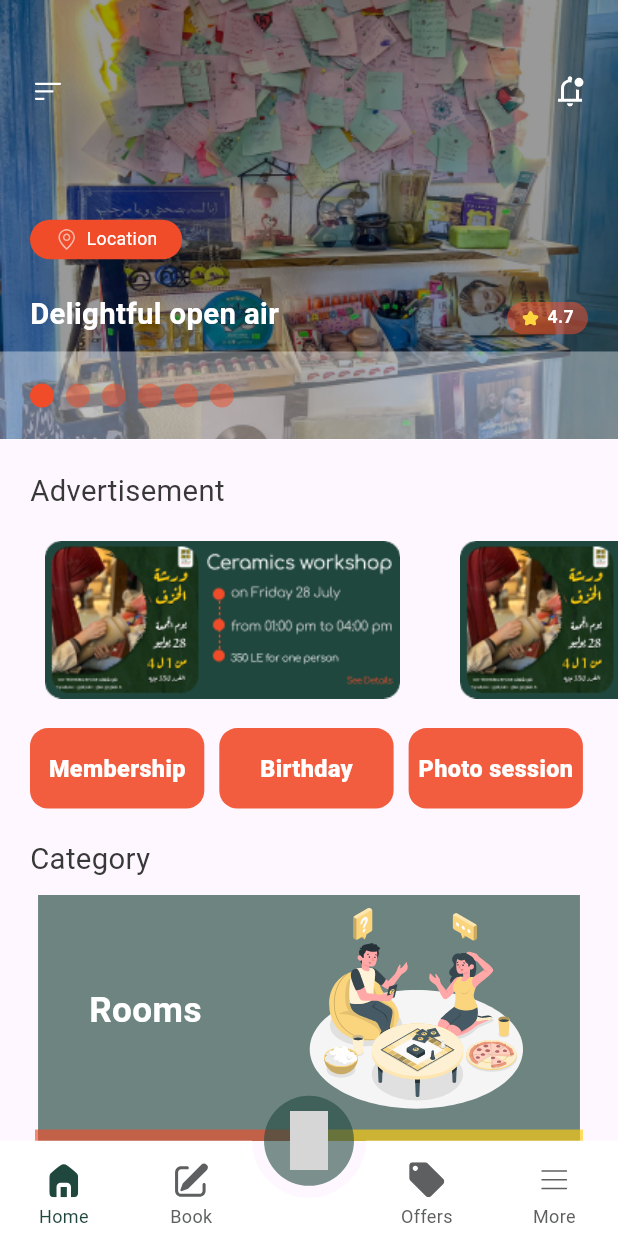
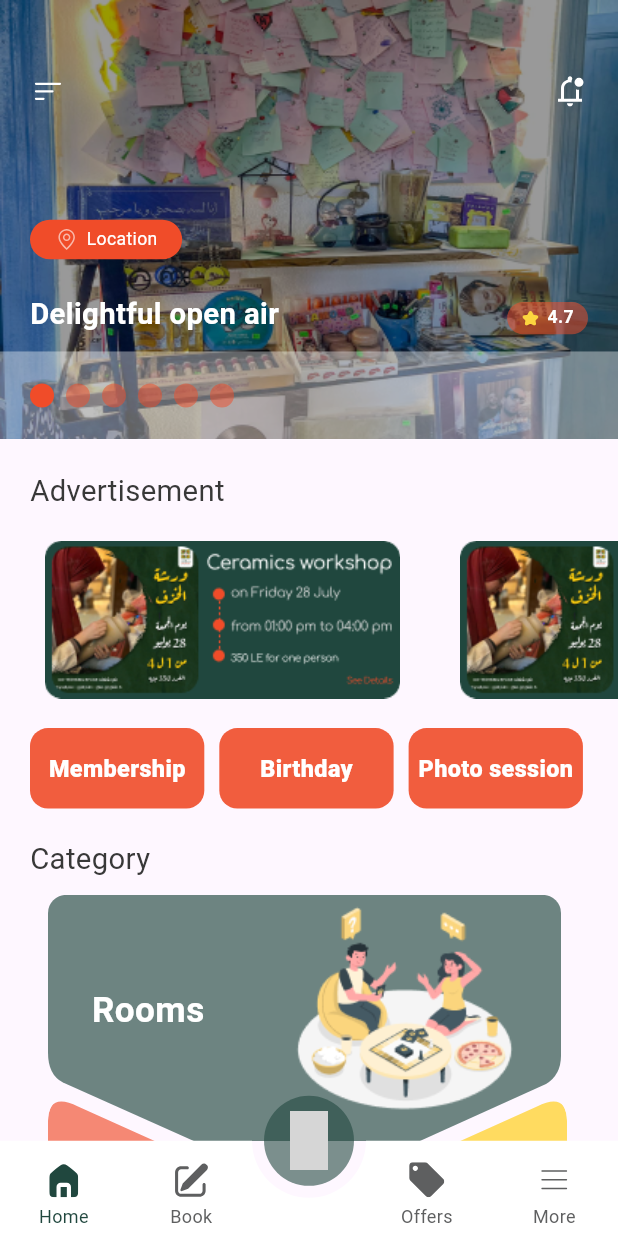
Before and after one commit to KarimAshraf-eng/shagafZag, a Flutter app: the HomeView screen opened by its route, on a phone screen of 412 x 824 dp. Run offline on Flutter 3.47's test engine with Material 3 defaults, Android fonts, the phone set to English and light mode, and no system bars; drawn by our look-alikes of animated_bottom_navigation_bar, carousel_slider, smooth_page_indicator; our stand-ins replace flutter_map, flutter_screenutil, flutter_svg, go_router, icons_plus, latlong2; missing offline and left inert: maps_launcher, shape_to_go; Roboto replaces fonts that are missing (Comfortaa, Glory); grey boxes are pictures that could not be loaded.

Commit message:
Finished updates

```diff
--- a/lib/Core/Barrel/imports.dart
+++ b/lib/Core/Barrel/imports.dart
@@ -56,3 +56,6 @@ export 'package:shagaf_zag/Features/Room/Presentation/Views/Widgets/bottomsheetp
 export 'package:shagaf_zag/Features/Room/Presentation/Views/Widgets/custom_radio_button.dart';
 export 'package:shagaf_zag/Features/Room/Presentation/Views/Widgets/room_widget.dart';
 export 'package:shagaf_zag/Features/Room/Presentation/Views/Widgets/favorite_button.dart';
+export 'package:shagaf_zag/Features/Home/Presentation/Views/Widgets/events_category.dart';
+export 'package:shagaf_zag/Features/Home/Presentation/Views/Widgets/orders_category.dart';
+export 'package:shagaf_zag/Features/Home/Presentation/Views/Widgets/room_category.dart';
--- a/lib/Core/theme/images.dart
+++ b/lib/Core/theme/images.dart
@@ -1,7 +1,7 @@
 const logo = "assets/images/shaghaf_logo.png";
 const backGroundImage = "assets/images/splash_screen.svg";
 const advertisementImage = "assets/images/advertisement.png";
-const room = "assets/images/Game day-amico 2.svg";
-const order = "assets/images/Ecommerce web page-amico 1.svg";
-const events = "assets/images/Prototyping process-amico (1) 3.svg";
 const workingSpace = "assets/images/co-vorking space.png";
+const room = "assets/images/Game day-amico 2.png";
+const order = "assets/images/Ecommerce web page-amico 1.png";
+const events = "assets/images/Prototyping process-amico (1) 3.png";
--- a/lib/Features/Home/Presentation/Views/Widgets/category.dart
+++ b/lib/Features/Home/Presentation/Views/Widgets/category.dart
@@ -1,5 +1,5 @@
 import 'package:shagaf_zag/Core/Barrel/imports.dart';
-import 'package:shagaf_zag/core/common/splasher.dart';
+
 
 class Category extends StatelessWidget {
   const Category({super.key});
@@ -18,104 +18,23 @@ class Category extends StatelessWidget {
         ),
         SizedBox(
           height: 380.h,
-          child: Stack(
+          child: const Stack(
             children: [
+               RoomCategory(),
               Positioned(
-                top: 0,
-                left: (MediaQuery.of(context).size.width - 342.w) / 2,
-                child: ClipPath(
-                    clipper: Potter(points: [
-                      const TopLeftCorner(),
-                      const TopRightCorner(),
-                      const PointOnRightSide(divider: 1.5),
-                      const BottomCenterCorner(radius: Radius.circular(5)),
-                      const PointOnLeftSide(divider: 1.5),
-                    ], radius: const Radius.circular(10)),
-                    child: Splasher(
-                      color: ShagafColors.primaryColor.withOpacity(0.65),
-                      width: 342.w,
-                      height: 220.h,
-                      onTap: () {
-                        GoRouter.of(context).push(AppRouters.roomView);
-                      },
-                      child: Row(
-                        mainAxisAlignment: MainAxisAlignment.spaceAround,
-                        crossAxisAlignment: CrossAxisAlignment.start,
-                        children: [
-                          Padding(
-                            padding: const EdgeInsets.only(top: 60),
-                            child: Text(
-                              "Rooms",
-                              style: ShagafFontStyles.whiteSemiBold24,
-                            ),
-                          ),
-                          SvgPicture.asset(room)
-                        ],
-                      ),
-                    )),
-              ),
-              Positioned(
-                left: (MediaQuery.of(context).size.width - 342) / 3,
-                bottom: 0,
-                child: ClipPath(
-                    clipper: Potter(points: [
-                      const TopLeftCorner(radius: Radius.circular(25)),
-                      const PointOnRightSide(divider: 2.5),
-                      const BottomRightCorner(),
-                      const BottomLeftCorner(),
-                    ], radius: const Radius.circular(10)),
-                    child: Splasher(
-                        onTap: () {},
-                        color: ShagafColors.secondaryColor.withOpacity(0.65),
-                        width: 163.w,
-                        height: 220.h,
-                        child: Padding(
-                          padding: const EdgeInsets.only(left: 10),
-                          child: Column(
-                            mainAxisSize: MainAxisSize.max,
-                            mainAxisAlignment: MainAxisAlignment.end,
-                            crossAxisAlignment: CrossAxisAlignment.start,
-                            children: [
-                              Text(
-                                "Orders",
-                                style: ShagafFontStyles.whiteSemiBold18,
-                              ),
-                              SvgPicture.asset(order)
-                            ],
-                          ),
-                        ))),
-              ),
-              Positioned(
-                right: (MediaQuery.of(context).size.width - 342) / 3,
-                bottom: 0,
-                child: ClipPath(
-                  clipper: Potter(points: [
-                    const PointOnLeftSide(divider: 2.5),
-                    const TopRightCorner(radius: Radius.circular(25)),
-                    const BottomRightCorner(),
-                    const BottomLeftCorner(),
-                  ], radius: const Radius.circular(10)),
-                  child: Splasher(
-                      onTap: () {},
-                      color: ShagafColors.tertiaryColor.withOpacity(0.65),
-                      width: 163.w,
-                      height: 220.h,
-                      child: Padding(
-                          padding: const EdgeInsets.only(right: 10),
-                          child: Column(
-                            mainAxisSize: MainAxisSize.max,
-                            mainAxisAlignment: MainAxisAlignment.end,
-                            crossAxisAlignment: CrossAxisAlignment.end,
-                            children: [
-                              Text(
-                                "Events",
-                                style: ShagafFontStyles.whiteSemiBold18,
-                              ),
-                              SvgPicture.asset(events)
-                            ],
-                          ))),
+                bottom: 40,
+                left: 32,
+                child:  Row(
+                  mainAxisAlignment: MainAxisAlignment.center,
+                  children: [
+                   OrdersCategory(),
+                   SizedBox(
+                      width: 20,
+                    ),
+                    EventsCategory()
+                  ],
                 ),
-              ),
+              )
             ],
           ),
         ),
--- /dev/null
+++ b/lib/Features/Home/Presentation/Views/Widgets/design_category.dart
@@ -0,0 +1,72 @@
+import 'package:shagaf_zag/Core/Barrel/imports.dart';
+
+class One extends CustomClipper<Path> {
+  @override
+  Path getClip(Size size) {
+    double radius = 20.0;
+    Path path = Path();
+    path.lineTo(0, size.height - 75 - radius);
+    path.quadraticBezierTo(0, size.height - 80, 10, size.height - 75);
+    path.lineTo(173, size.height - 2);
+    // path.quadraticBezierTo(168, size.height, 171, size.height - 2);
+    path.lineTo(size.width - 10, size.height - 54 - radius);
+    path.quadraticBezierTo(
+        size.width, size.height - 80, size.width, size.height - 93);
+    path.lineTo(size.width, 0);
+    path.close();
+    return path;
+  }
+
+  @override
+  bool shouldReclip(covariant CustomClipper<Path> oldClipper) {
+    return false;
+  }
+}
+
+class Two extends CustomClipper<Path> {
+  @override
+  Path getClip(Size size) {
+    double radius = 20.0;
+    Path path = Path();
+    path.moveTo(0, size.height);
+    path.lineTo(size.width - radius, size.height);
+    path.quadraticBezierTo(
+        size.width, size.height, size.width, size.height - radius);
+    path.lineTo(size.width, radius);
+    path.quadraticBezierTo(size.width, 0, size.width - radius, 10);
+    path.lineTo(10, size.height - 130);
+    path.quadraticBezierTo(0, size.height - 126, 0, size.height - 110);
+
+    path.close();
+    return path;
+  }
+
+  @override
+  bool shouldReclip(covariant CustomClipper<Path> oldClipper) {
+    return false;
+  }
+}
+
+class Three extends CustomClipper<Path> {
+  @override
+  Path getClip(Size size) {
+    double radius = 20.0;
+    Path path = Path();
+    path.moveTo(0, size.height);
+    path.lineTo(size.width - radius, size.height);
+    path.quadraticBezierTo(
+        size.width, size.height, size.width, size.height - radius);
+    path.lineTo(size.width, 90);
+    path.quadraticBezierTo(size.width, 75, size.width - 10, 70);
+    path.lineTo(20, 10);
+    path.quadraticBezierTo(0, 0, 0, 20);
+
+    path.close();
+    return path;
+  }
+
+  @override
+  bool shouldReclip(covariant CustomClipper<Path> oldClipper) {
+    return false;
+  }
+}
--- /dev/null
+++ b/lib/Features/Home/Presentation/Views/Widgets/events_category.dart
@@ -0,0 +1,42 @@
+import 'package:shagaf_zag/Core/Barrel/imports.dart';
+import 'package:shagaf_zag/Core/common/splasher.dart';
+import 'package:shagaf_zag/Features/Home/Presentation/Views/Widgets/design_category.dart';
+
+class EventsCategory extends StatelessWidget {
+  const EventsCategory({super.key});
+
+  @override
+  Widget build(BuildContext context) {
+    return ClipPath(
+      clipper: Two(),
+      child: Container(
+        width: 163,
+        height: 200,
+        decoration: BoxDecoration(
+          color: ShagafColors.tertiaryColor.withOpacity(0.65),
+          borderRadius: BorderRadius.circular(19),
+        ),
+        child: Splasher(
+          onTap: () {},
+          width: 163.w,
+          height: 220.h,
+          child: Padding(
+            padding: const EdgeInsets.only(right: 10),
+            child: Column(
+              mainAxisSize: MainAxisSize.max,
+              mainAxisAlignment: MainAxisAlignment.end,
+              crossAxisAlignment: CrossAxisAlignment.end,
+              children: [
+                Text(
+                  "Events",
+                  style: ShagafFontStyles.whiteSemiBold18,
+                ),
+                Image.asset(events)
+              ],
+            ),
+          ),
+        ),
+      ),
+    );
+  }
+}
--- a/lib/Features/Home/Presentation/Views/Widgets/home.dart
+++ b/lib/Features/Home/Presentation/Views/Widgets/home.dart
@@ -6,13 +6,12 @@ class Home extends StatelessWidget {
 
   @override
   Widget build(BuildContext context) {
-    return  SingleChildScrollView(
+    return const SingleChildScrollView(
       child: Column(
         children: [
-          const HomeCarouselSlider(),
-          const Advertisement(),
-          const Category(),
-          40.verticalSpace,
+           HomeCarouselSlider(),
+           Advertisement(),
+           Category(),
         ],
       ),
     );
--- /dev/null
+++ b/lib/Features/Home/Presentation/Views/Widgets/orders_category.dart
@@ -0,0 +1,42 @@
+import 'package:shagaf_zag/Core/Barrel/imports.dart';
+import 'package:shagaf_zag/Core/common/splasher.dart';
+import 'package:shagaf_zag/Features/Home/Presentation/Views/Widgets/design_category.dart';
+
+class OrdersCategory extends StatelessWidget {
+  const OrdersCategory({super.key});
+
+  @override
+  Widget build(BuildContext context) {
+    return ClipPath(
+      clipper: Three(),
+      child: Container(
+        width: 163,
+        height: 200,
+        decoration: BoxDecoration(
+          color: ShagafColors.secondaryColor.withOpacity(0.65),
+          borderRadius: BorderRadius.circular(19),
+        ),
+        child: Splasher(
+          onTap: () {},
+          width: 163.w,
+          height: 220.h,
+          child: Padding(
+            padding: const EdgeInsets.only(left: 10),
+            child: Column(
+              mainAxisSize: MainAxisSize.max,
+              mainAxisAlignment: MainAxisAlignment.end,
+              crossAxisAlignment: CrossAxisAlignment.start,
+              children: [
+                Text(
+                  "Orders",
+                  style: ShagafFontStyles.whiteSemiBold18,
+                ),
+                Image.asset(order)
+              ],
+            ),
+          ),
+        ),
+      ),
+    );
+  }
+}
--- /dev/null
+++ b/lib/Features/Home/Presentation/Views/Widgets/room_category.dart
@@ -0,0 +1,46 @@
+import 'package:shagaf_zag/Core/Barrel/imports.dart';
+import 'package:shagaf_zag/Core/common/splasher.dart';
+import 'package:shagaf_zag/Features/Home/Presentation/Views/Widgets/design_category.dart';
+
+class RoomCategory extends StatelessWidget {
+  const RoomCategory({super.key});
+
+  @override
+  Widget build(BuildContext context) {
+    return Positioned(
+      left: 32,
+      child: ClipPath(
+        clipper: One(),
+        child: Container(
+          width: 342,
+          height: 200,
+          decoration: BoxDecoration(
+            color: ShagafColors.primaryColor.withOpacity(0.65),
+            borderRadius: BorderRadius.circular(12),
+          ),
+          child: Splasher(
+            width: 342.w,
+            height: 220.h,
+            onTap: () {
+              GoRouter.of(context).push(AppRouters.roomView);
+            },
+            child: Row(
+              mainAxisAlignment: MainAxisAlignment.spaceAround,
+              crossAxisAlignment: CrossAxisAlignment.start,
+              children: [
+                Padding(
+                  padding: const EdgeInsets.only(top: 60),
+                  child: Text(
+                    "Rooms",
+                    style: ShagafFontStyles.whiteSemiBold24,
+                  ),
+                ),
+                Image.asset(room)
+              ],
+            ),
+          ),
+        ),
+      ),
+    );
+  }
+}
--- a/pubspec.yaml
+++ b/pubspec.yaml
@@ -35,7 +35,7 @@ dependencies:
   smooth_page_indicator: ^1.2.0+3
   animated_bottom_navigation_bar: ^1.3.3
   carousel_slider: ^5.0.0
-  shape_to_go: ^0.0.2
+  # shape_to_go: ^0.0.2
   flutter_custom_clippers: ^2.1.0
   flutter_map: ^4.0.0
   latlong2: ^0.8.1
```
Also changed, not shown: assets/images/Ecommerce web page-amico 1.png (added), assets/images/Ecommerce web page-amico 1.svg (deleted), assets/images/Game day-amico 2.png (added), assets/images/Game day-amico 2.svg (deleted), assets/images/Prototyping process-amico (1) 3.png (added), assets/images/Prototyping process-amico (1) 3.svg (deleted), 2 other files.
